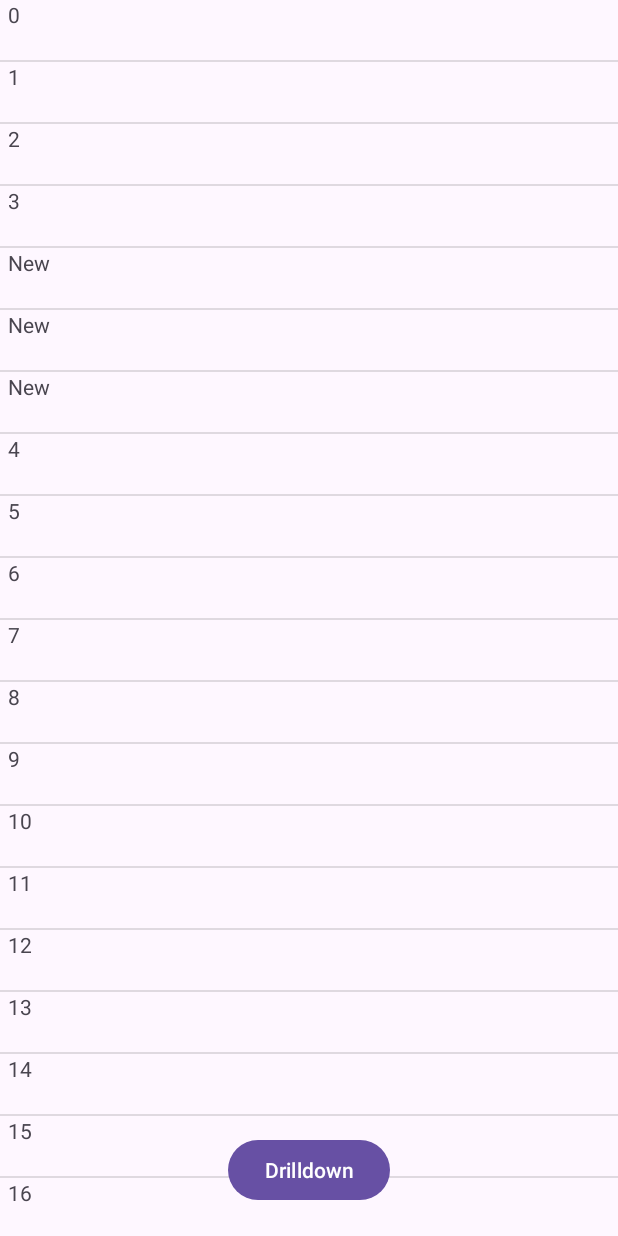
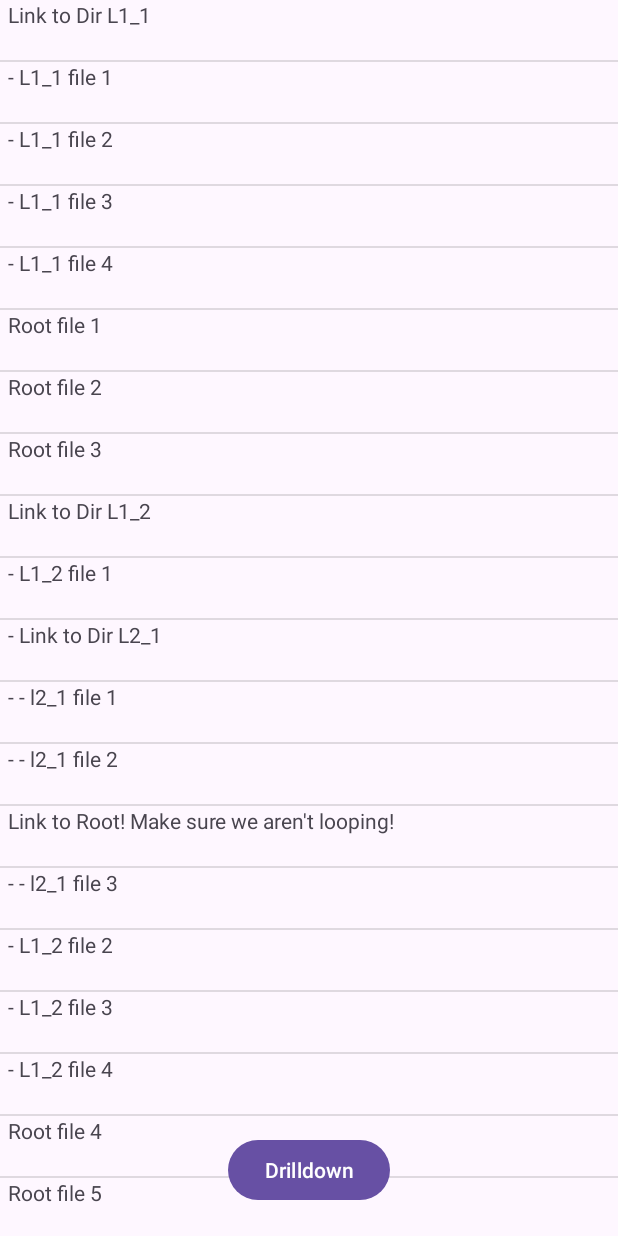
Before and after one commit to Sgordon4/GalleryFinal, an Android app: the screen it shows after launch (MainActivity), on a phone screen of 412 x 824 dp. Run offline under Robolectric (Android 15) with nearby library versions, the phone set to English and light mode, and no system bars.

Commit message:
Basic link traverse

```diff
--- a/app/src/main/java/aaa/sgordon/galleryfinal/DirFragment.java
+++ b/app/src/main/java/aaa/sgordon/galleryfinal/DirFragment.java
@@ -3,6 +3,7 @@ package aaa.sgordon.galleryfinal;
 import android.os.Bundle;
 import android.os.Handler;
 import android.os.Parcelable;
+import android.util.Pair;
 import android.view.LayoutInflater;
 import android.view.View;
 import android.view.ViewGroup;
@@ -40,15 +41,18 @@ public class DirFragment extends Fragment {
 	public void onViewCreated(@NonNull View view, @Nullable Bundle savedInstanceState) {
 		super.onViewCreated(view, savedInstanceState);
 
-		MainViewModel viewModel = new ViewModelProvider(getActivity()).get(MainViewModel.class);
-		System.out.println("Inside directory, Activity has been recreated "+viewModel.testInt+" times.");
+		MainViewModel mainViewModel = new ViewModelProvider(getActivity()).get(MainViewModel.class);
+		System.out.println("Inside directory, Activity has been created "+mainViewModel.testInt+" times.");
+
+		DirectoryViewModel dirViewModel = new ViewModelProvider(this).get(DirectoryViewModel.class);
+		dirViewModel.setCurrDir(UUID.randomUUID());
+		System.out.println("Directory data list has "+dirViewModel.currData.size()+" items.");
 
 
-		List<String> data = IntStream.rangeClosed(0, 20).mapToObj(String::valueOf).collect(Collectors.toList());
 
 		RecyclerView recyclerView = binding.recyclerview;
 		recyclerView.setLayoutManager(new LinearLayoutManager(getContext()));
-		recyclerView.setAdapter(new DirRVAdapter(data));
+		recyclerView.setAdapter(new DirRVAdapter(dirViewModel.currData));
 
 		DividerItemDecoration dividerItemDecoration = new DividerItemDecoration(getContext(), DividerItemDecoration.VERTICAL);
 		recyclerView.addItemDecoration(dividerItemDecoration);
@@ -89,7 +93,7 @@ public class DirFragment extends Fragment {
 			public boolean onMove(@NonNull RecyclerView recyclerView, @NonNull RecyclerView.ViewHolder viewHolder, @NonNull RecyclerView.ViewHolder target) {
 				int fromPosition = viewHolder.getAdapterPosition();
 				int toPosition = target.getAdapterPosition();
-				Collections.swap(data, fromPosition, toPosition);
+				Collections.swap(dirViewModel.currData, fromPosition, toPosition);
 				recyclerView.getAdapter().notifyItemMoved(fromPosition, toPosition);
 				return false;
 			}
@@ -108,13 +112,13 @@ public class DirFragment extends Fragment {
 
 		Runnable runnable = new Runnable() {
 			public void run() {
-				data.add(4 , "New");
+				dirViewModel.currData.add(4 , new Pair<>(UUID.randomUUID(), "New"));
 				recyclerView.getAdapter().notifyItemInserted(4);
 
 				handler.postDelayed(this, 2000);
 			}
 		};
-		handler.postDelayed(runnable, 2000);
+		//handler.postDelayed(runnable, 2000);
 
 
 
--- a/app/src/main/java/aaa/sgordon/galleryfinal/DirRVAdapter.java
+++ b/app/src/main/java/aaa/sgordon/galleryfinal/DirRVAdapter.java
@@ -1,5 +1,6 @@
 package aaa.sgordon.galleryfinal;
 
+import android.util.Pair;
 import android.view.LayoutInflater;
 import android.view.View;
 import android.view.ViewGroup;
@@ -9,11 +10,12 @@ import androidx.annotation.NonNull;
 import androidx.recyclerview.widget.RecyclerView;
 
 import java.util.List;
+import java.util.UUID;
 
 public class DirRVAdapter extends RecyclerView.Adapter<DirRVAdapter.ViewHolder> {
-	private List<String> data;
+	private List<Pair<UUID, String>> data;
 
-	public DirRVAdapter(List<String> data) {
+	public DirRVAdapter(List<Pair<UUID, String>> data) {
 		this.data = data;
 	}
 
@@ -28,7 +30,7 @@ public class DirRVAdapter extends RecyclerView.Adapter<DirRVAdapter.ViewHolder>
 
 	@Override
 	public void onBindViewHolder(@NonNull DirRVAdapter.ViewHolder holder, int position) {
-		holder.getTextView().setText(data.get(position));
+		holder.getTextView().setText(data.get(position).second);
 	}
 
 	@Override
--- /dev/null
+++ b/app/src/main/java/aaa/sgordon/galleryfinal/DirSampleData.java
@@ -0,0 +1,66 @@
+package aaa.sgordon.galleryfinal;
+
+import android.util.Pair;
+
+import java.util.ArrayList;
+import java.util.HashMap;
+import java.util.List;
+import java.util.Map;
+import java.util.UUID;
+
+public class DirSampleData {
+	Map<UUID, List<Pair<UUID, String>>> dirMap;
+
+	UUID rootDir;
+	UUID l1_1 = UUID.fromString("01649af9-109a-429e-b095-d9165214f415");
+	UUID l1_2 = UUID.fromString("7e7848a9-a7f8-4e7c-b1f2-826bac8d8a35");
+	UUID l2_1 = UUID.fromString("555c0c0c-12fb-4d89-be9a-73583d606b5f");
+
+
+	public DirSampleData(UUID rootUUID) {
+		dirMap = new HashMap<>();
+
+		this.rootDir = rootUUID;
+
+		List<Pair<UUID, String>> rootList = new ArrayList<>();
+		rootList.add(new Pair<>(l1_1, "Link to Dir L1_1"));
+		rootList.add(new Pair<>(UUID.randomUUID(), "Root file 1"));
+		rootList.add(new Pair<>(UUID.randomUUID(), "Root file 2"));
+		rootList.add(new Pair<>(UUID.randomUUID(), "Root file 3"));
+		rootList.add(new Pair<>(l1_2, "Link to Dir L1_2"));
+		rootList.add(new Pair<>(UUID.randomUUID(), "Root file 4"));
+		rootList.add(new Pair<>(UUID.randomUUID(), "Root file 5"));
+
+
+		List<Pair<UUID, String>> l1_1_List = new ArrayList<>();
+		l1_1_List.add(new Pair<>(UUID.randomUUID(), "- L1_1 file 1"));
+		l1_1_List.add(new Pair<>(UUID.randomUUID(), "- L1_1 file 2"));
+		l1_1_List.add(new Pair<>(UUID.randomUUID(), "- L1_1 file 3"));
+		l1_1_List.add(new Pair<>(UUID.randomUUID(), "- L1_1 file 4"));
+
+
+		List<Pair<UUID, String>> l1_2_List = new ArrayList<>();
+		l1_2_List.add(new Pair<>(UUID.randomUUID(), "- L1_2 file 1"));
+		l1_2_List.add(new Pair<>(l2_1, "- Link to Dir L2_1"));
+		l1_2_List.add(new Pair<>(UUID.randomUUID(), "- L1_2 file 2"));
+		l1_2_List.add(new Pair<>(UUID.randomUUID(), "- L1_2 file 3"));
+		l1_2_List.add(new Pair<>(UUID.randomUUID(), "- L1_2 file 4"));
+
+
+		List<Pair<UUID, String>> l2_1_list = new ArrayList<>();
+		l2_1_list.add(new Pair<>(UUID.randomUUID(), "- - l2_1 file 1"));
+		l2_1_list.add(new Pair<>(UUID.randomUUID(), "- - l2_1 file 2"));
+		l2_1_list.add(new Pair<>(rootUUID, "Link to Root! Make sure we aren't looping!"));
+		l2_1_list.add(new Pair<>(UUID.randomUUID(), "- - l2_1 file 3"));
+
+
+		dirMap.put(rootDir, rootList);
+		dirMap.put(l1_1, l1_1_List);
+		dirMap.put(l1_2, l1_2_List);
+		dirMap.put(l2_1, l2_1_list);
+	}
+
+	public boolean isLinkToDir(UUID uuid) {
+		return uuid.equals(rootDir) || uuid.equals(l1_1) || uuid.equals(l1_2) || uuid.equals(l2_1);
+	}
+}
--- /dev/null
+++ b/app/src/main/java/aaa/sgordon/galleryfinal/DirectoryViewModel.java
@@ -0,0 +1,70 @@
+package aaa.sgordon.galleryfinal;
+
+import android.app.Application;
+import android.util.Pair;
+
+import androidx.annotation.NonNull;
+import androidx.lifecycle.AndroidViewModel;
+
+import java.nio.file.Path;
+import java.nio.file.Paths;
+import java.util.ArrayList;
+import java.util.HashSet;
+import java.util.List;
+import java.util.Map;
+import java.util.Set;
+import java.util.UUID;
+
+public class DirectoryViewModel extends AndroidViewModel {
+	private DirSampleData sampleData;
+
+	UUID currDir;
+	List<Pair<UUID, String>> currData;
+
+	public DirectoryViewModel(@NonNull Application application) {
+		super(application);
+	}
+
+	public void setCurrDir(@NonNull UUID currDir) {
+		this.sampleData = new DirSampleData(currDir);
+		this.currDir = currDir;
+		this.currData = new ArrayList<>();
+
+		currData.addAll(traverse(currDir, new HashSet<>()));
+	}
+
+
+	private List<Pair<UUID, String>> readDir(UUID dirUID) {
+		return sampleData.dirMap.get(dirUID);
+	}
+
+	//Only make sure to only do this for links to directories, not directories themselves
+	private List<Pair<UUID, String>> traverse(@NonNull UUID nextUUID, @NonNull Set<UUID> visited) {
+		System.out.println("Visited identity: "+visited.hashCode());
+		System.out.println("Size is "+visited.size());
+
+		//If we've already touched this directory, skip it so we don't loop forever
+		if(visited.contains(nextUUID))
+			return new ArrayList<>();
+		visited.add(nextUUID);
+
+		//Get the list of files in this directory
+		List<Pair<UUID, String>> thisList = readDir(nextUUID);
+		//And make an empty list for results
+		List<Pair<UUID, String>> retList = new ArrayList<>();
+
+
+		//For each file in the directory
+		for (Pair<UUID, String> pair : thisList) {
+			retList.add(pair);
+
+			//If this item is a link to a directory, traverse it
+			if(sampleData.isLinkToDir(pair.first)) {
+				Set<UUID> shallowCopy = new HashSet<>(visited);
+				retList.addAll(traverse(pair.first, shallowCopy));
+			}
+		}
+
+		return retList;
+	}
+}
```
